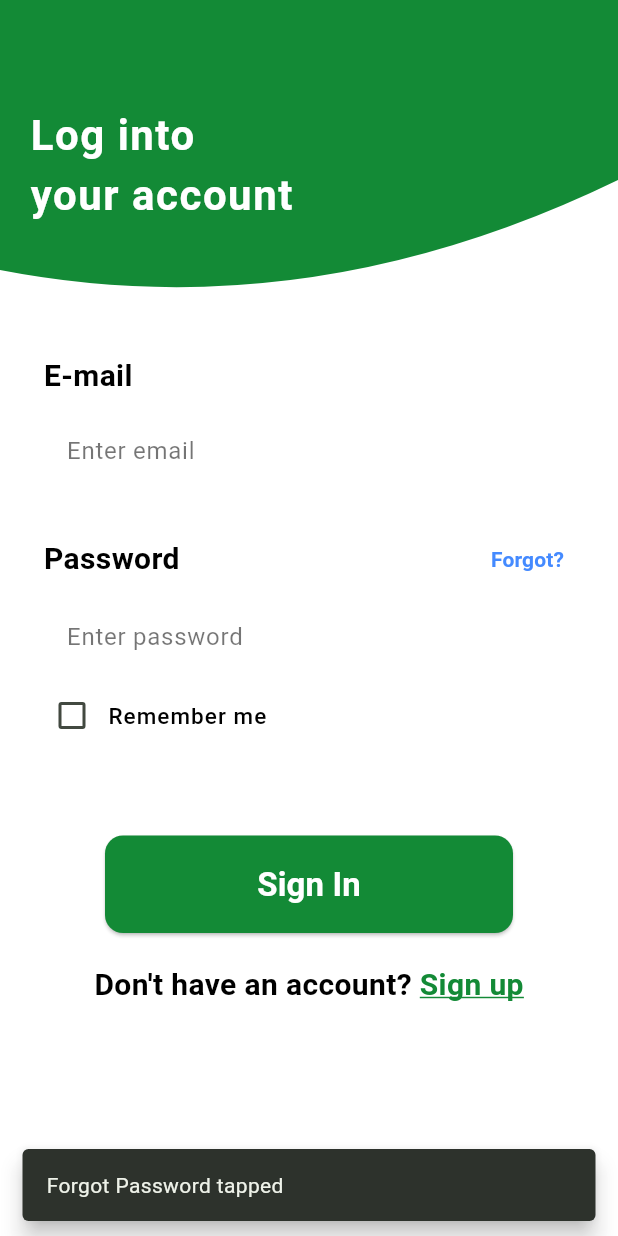
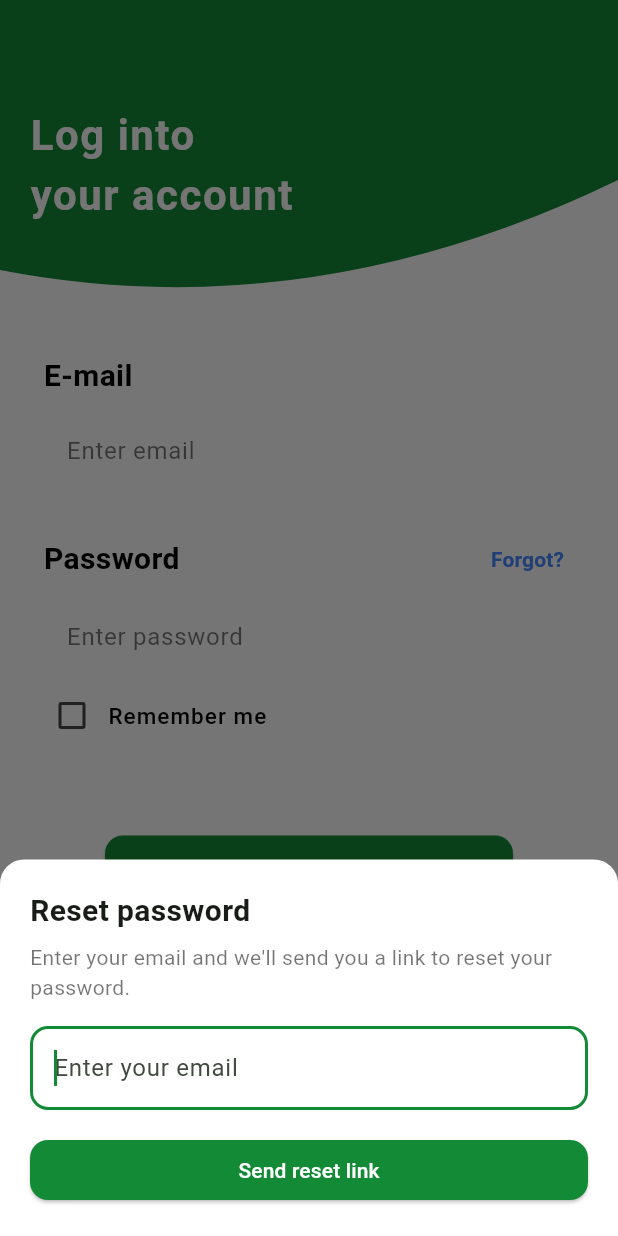
Before and after one commit to BalajiReddy1/apnacharge, a Flutter app: the screen it shows after launch, after a tap on "Forgot?", on a phone screen of 412 x 824 dp. Run offline on Flutter 3.47's test engine with Material 3 defaults, Android fonts, the phone set to English and light mode, and no system bars; our stand-ins replace flutter_dotenv, google_fonts, google_maps_flutter, location, package_info_plus, shared_preferences and 1 more; accounts and stored records are empty; Roboto replaces fonts that are missing (Arima, Arimo).

Commit message:
Add real Forgot Password flow
Replace the placeholder "Forgot Password tapped" snackbar with a working
password-reset sheet: validates the email and calls Supabase
resetPasswordForEmail. Always shows a neutral "check your email" confirmation
so it never reveals whether an account exists. Wired into both login and
registration.

Co-Authored-By: Claude Opus 4.8 <noreply@anthropic.com>
Claude-Session: https://claude.ai/code/session_01H356T5WNvaTg3dNRbQpX8u

```diff
--- a/lib/screens/login_screen.dart
+++ b/lib/screens/login_screen.dart
@@ -1,6 +1,7 @@
 import 'package:ev_app/const/colors.dart';
 import 'package:ev_app/screens/registration_screen.dart';
 import 'package:ev_app/utils/validators.dart';
+import 'package:ev_app/widgets/forgot_password_sheet.dart';
 import 'package:flutter/material.dart';
 import 'package:google_fonts/google_fonts.dart';
 import 'package:supabase_flutter/supabase_flutter.dart';
@@ -19,10 +20,8 @@ class _LoginScreenState extends State<LoginScreen> {
   String _errorMessage = '';
 
   void _forgotPassword() {
-    // Handle forgot password action (dummy for now)
-    ScaffoldMessenger.of(context).showSnackBar(
-      SnackBar(content: Text('Forgot Password tapped')),
-    );
+    showForgotPasswordSheet(context,
+        initialEmail: _emailController.text.trim());
   }
 
   Future<void> _login() async {
--- a/lib/screens/registration_screen.dart
+++ b/lib/screens/registration_screen.dart
@@ -1,6 +1,7 @@
 import 'package:ev_app/const/colors.dart';
 import 'package:ev_app/screens/legal_document_screen.dart';
 import 'package:ev_app/utils/validators.dart';
+import 'package:ev_app/widgets/forgot_password_sheet.dart';
 import 'package:flutter/material.dart';
 import 'package:google_fonts/google_fonts.dart';
 import 'package:supabase_flutter/supabase_flutter.dart';
@@ -22,9 +23,8 @@ class _RegistrationScreenState extends State<RegistrationScreen> {
   String _errorMessage = '';
 
   void _forgotPassword() {
-    ScaffoldMessenger.of(context).showSnackBar(
-      const SnackBar(content: Text("Forgot Password tapped")),
-    );
+    showForgotPasswordSheet(context,
+        initialEmail: _emailController.text.trim());
   }
 
   Widget _legalLink(String label, String title, String assetPath) {
--- /dev/null
+++ b/lib/widgets/forgot_password_sheet.dart
@@ -0,0 +1,157 @@
+import 'package:ev_app/utils/validators.dart';
+import 'package:flutter/material.dart';
+import 'package:supabase_flutter/supabase_flutter.dart';
+
+/// Shows a bottom sheet that sends a Supabase password-reset email.
+Future<void> showForgotPasswordSheet(
+  BuildContext context, {
+  String initialEmail = '',
+}) {
+  return showModalBottomSheet<void>(
+    context: context,
+    isScrollControlled: true,
+    backgroundColor: Colors.white,
+    shape: const RoundedRectangleBorder(
+      borderRadius: BorderRadius.vertical(top: Radius.circular(16)),
+    ),
+    builder: (_) => _ForgotPasswordSheet(initialEmail: initialEmail),
+  );
+}
+
+class _ForgotPasswordSheet extends StatefulWidget {
+  final String initialEmail;
+  const _ForgotPasswordSheet({required this.initialEmail});
+
+  @override
+  State<_ForgotPasswordSheet> createState() => _ForgotPasswordSheetState();
+}
+
+class _ForgotPasswordSheetState extends State<_ForgotPasswordSheet> {
+  late final TextEditingController _emailController =
+      TextEditingController(text: widget.initialEmail);
+  bool _sending = false;
+  bool _sent = false;
+  String? _error;
+
+  @override
+  void dispose() {
+    _emailController.dispose();
+    super.dispose();
+  }
+
+  Future<void> _send() async {
+    final email = _emailController.text.trim();
+    final emailError = Validators.email(email);
+    if (emailError != null) {
+      setState(() => _error = emailError);
+      return;
+    }
+
+    setState(() {
+      _sending = true;
+      _error = null;
+    });
+
+    try {
+      await Supabase.instance.client.auth.resetPasswordForEmail(email);
+      if (!mounted) return;
+      // Do not reveal whether the account exists — always show success.
+      setState(() => _sent = true);
+    } catch (_) {
+      if (!mounted) return;
+      // Avoid leaking whether the email is registered.
+      setState(() => _sent = true);
+    } finally {
+      if (mounted) setState(() => _sending = false);
+    }
+  }
+
+  @override
+  Widget build(BuildContext context) {
+    return Padding(
+      padding: EdgeInsets.only(
+        left: 20,
+        right: 20,
+        top: 20,
+        bottom: MediaQuery.of(context).viewInsets.bottom + 20,
+      ),
+      child: _sent ? _buildSent() : _buildForm(),
+    );
+  }
+
+  Widget _buildForm() {
+    return Column(
+      mainAxisSize: MainAxisSize.min,
+      crossAxisAlignment: CrossAxisAlignment.start,
+      children: [
+        const Text(
+          'Reset password',
+          style: TextStyle(fontSize: 20, fontWeight: FontWeight.bold),
+        ),
+        const SizedBox(height: 6),
+        const Text(
+          'Enter your email and we\'ll send you a link to reset your password.',
+          style: TextStyle(color: Colors.black54),
+        ),
+        const SizedBox(height: 16),
+        TextField(
+          controller: _emailController,
+          keyboardType: TextInputType.emailAddress,
+          autofocus: true,
+          decoration: InputDecoration(
+            hintText: 'Enter your email',
+            border: OutlineInputBorder(
+              borderRadius: BorderRadius.circular(12),
+            ),
+            errorText: _error,
+          ),
+        ),
+        const SizedBox(height: 16),
+        SizedBox(
+          width: double.infinity,
+          child: ElevatedButton(
+            onPressed: _sending ? null : _send,
+            child: _sending
+                ? const SizedBox(
+                    height: 22,
+                    width: 22,
+                    child: CircularProgressIndicator(
+                        color: Colors.white, strokeWidth: 2.5),
+                  )
+                : const Text('Send reset link'),
+          ),
+        ),
+      ],
+    );
+  }
+
+  Widget _buildSent() {
+    return Column(
+      mainAxisSize: MainAxisSize.min,
+      children: [
+        const Icon(Icons.mark_email_read_outlined,
+            size: 48, color: Colors.green),
+        const SizedBox(height: 12),
+        const Text(
+          'Check your email',
+          style: TextStyle(fontSize: 18, fontWeight: FontWeight.bold),
+        ),
+        const SizedBox(height: 6),
+        Text(
+          'If an account exists for ${_emailController.text.trim()}, a password '
+          'reset link is on its way.',
+          textAlign: TextAlign.center,
+          style: const TextStyle(color: Colors.black54),
+        ),
+        const SizedBox(height: 16),
+        SizedBox(
+          width: double.infinity,
+          child: ElevatedButton(
+            onPressed: () => Navigator.pop(context),
+            child: const Text('Done'),
+          ),
+        ),
+      ],
+    );
+  }
+}
```
